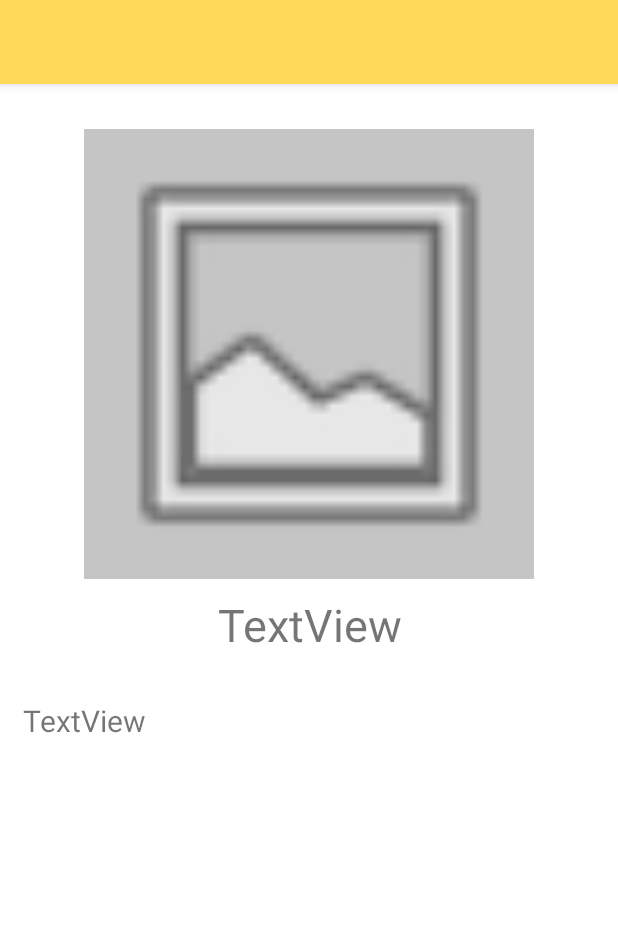
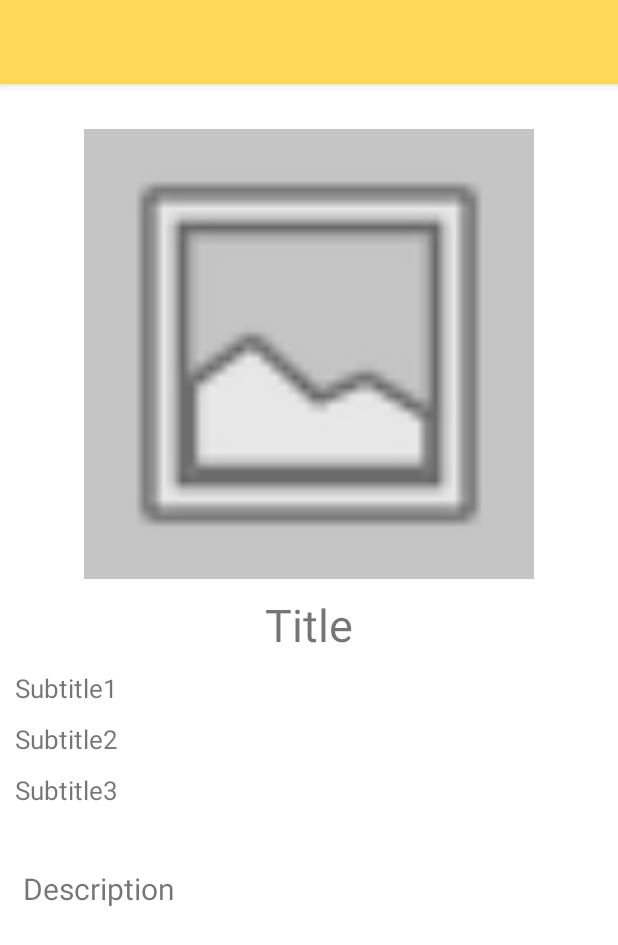
Before and after one commit to lextago/CSFair, an Android app: the layout fourth_layout.xml on its own in the app's theme, with its tools: preview values and no code run, on a phone screen of 412 x 824 dp. Shown: the top 945 px of the screen. Run offline under Robolectric (Android 15) with nearby library versions, the light colour scheme and no system bars; Roboto replaces fonts that are not available here.

Commit message:
Added progressBars, added more subtitles,

```diff
--- a/app/src/main/java/com/example/alextagocsfair/MyAdapter.java
+++ b/app/src/main/java/com/example/alextagocsfair/MyAdapter.java
@@ -62,6 +62,7 @@ public class MyAdapter extends RecyclerView.Adapter<MyAdapter.MyViewHolder>{
                 intent.putExtra("plant_link", plant_link);
                 intent.putExtra("image_url", image_url);
                 intent.putExtra("location", location);
+                intent.putExtra("common_name", common_name);
                 context.startActivity(intent);
             }
         });
--- a/app/src/main/res/layout/fourth_layout.xml
+++ b/app/src/main/res/layout/fourth_layout.xml
@@ -23,27 +23,69 @@
             android:layout_marginTop="10dp"
             android:layout_marginEnd="10dp"
             android:gravity="center_horizontal"
-            android:text="TextView"
-            android:textSize="30dp"
+            android:text="Title"
+            android:textSize="30sp"
             app:layout_constraintEnd_toEndOf="parent"
             app:layout_constraintStart_toStartOf="parent"
             app:layout_constraintTop_toBottomOf="@+id/imageView2" />
+
+        <TextView
+            android:id="@+id/textView11"
+            android:layout_width="match_parent"
+            android:layout_height="wrap_content"
+            android:layout_marginStart="10dp"
+            android:layout_marginTop="10dp"
+            android:layout_marginEnd="10dp"
+            android:text="Subtitle1"
+            android:lineSpacingExtra="3sp"
+            android:textSize="17sp"
+            app:layout_constraintEnd_toEndOf="parent"
+            app:layout_constraintStart_toStartOf="parent"
+            app:layout_constraintTop_toBottomOf="@+id/textView6" />
+
+        <TextView
+            android:id="@+id/textView10"
+            android:layout_width="match_parent"
+            android:layout_height="wrap_content"
+            android:layout_marginStart="10dp"
+            android:layout_marginTop="10dp"
+            android:layout_marginEnd="10dp"
+            android:text="Subtitle2"
+            android:lineSpacingExtra="3sp"
+            android:textSize="17sp"
+            app:layout_constraintEnd_toEndOf="parent"
+            app:layout_constraintStart_toStartOf="parent"
+            app:layout_constraintTop_toBottomOf="@+id/textView11" />
+
+        <TextView
+            android:id="@+id/textView12"
+            android:layout_width="match_parent"
+            android:layout_height="wrap_content"
+            android:layout_marginStart="10dp"
+            android:layout_marginTop="10dp"
+            android:layout_marginEnd="10dp"
+            android:text="Subtitle3"
+            android:textSize="17sp"
+            app:layout_constraintEnd_toEndOf="parent"
+            app:layout_constraintStart_toStartOf="parent"
+            app:layout_constraintTop_toBottomOf="@+id/textView10" />
 
         <TextView
             android:id="@+id/textView8"
             android:layout_width="match_parent"
             android:layout_height="wrap_content"
             android:layout_marginStart="15dp"
-            android:layout_marginTop="30dp"
+            android:layout_marginTop="40dp"
             android:layout_marginEnd="15dp"
             android:layout_marginBottom="100dp"
-            android:text="TextView"
-            android:textSize="20dp"
+            android:text="Description"
+            android:textSize="20sp"
+            android:lineSpacingExtra="7sp"
             app:layout_constraintBottom_toBottomOf="parent"
             app:layout_constraintEnd_toEndOf="parent"
             app:layout_constraintHorizontal_bias="0.0"
             app:layout_constraintStart_toStartOf="parent"
-            app:layout_constraintTop_toBottomOf="@+id/textView6"
+            app:layout_constraintTop_toBottomOf="@id/textView12"
             app:layout_constraintVertical_bias="1.0" />
 
         <ImageView
@@ -59,5 +101,19 @@
             app:layout_constraintTop_toBottomOf="@+id/toolbar"
             app:srcCompat="@android:drawable/ic_menu_gallery" />
 
+        <ProgressBar
+            android:id="@+id/progressBar2"
+            style="?android:attr/progressBarStyle"
+            android:layout_width="100dp"
+            android:layout_height="100dp"
+            android:indeterminateTint="@android:color/holo_orange_dark"
+            android:visibility="invisible"
+            app:layout_constraintBottom_toBottomOf="parent"
+            app:layout_constraintEnd_toEndOf="parent"
+            app:layout_constraintHorizontal_bias="0.5"
+            app:layout_constraintStart_toStartOf="parent"
+            app:layout_constraintTop_toTopOf="parent"
+            app:layout_constraintVertical_bias="0.5"/>
+
     </androidx.constraintlayout.widget.ConstraintLayout>
 </ScrollView>
--- a/app/src/main/res/layout/my_row.xml
+++ b/app/src/main/res/layout/my_row.xml
@@ -73,6 +73,7 @@
                 android:layout_marginEnd="195dp"
                 android:width="0dip"
                 android:text="Common Names"
+                android:lineSpacingExtra="3sp"
                 android:textColor="@color/black"
                 android:textSize="15sp"
                 app:layout_constraintEnd_toStartOf="@+id/imageView"
```
Also changed, not shown: app/src/main/java/com/example/alextagocsfair/FourthActivity.java (+41 -11 lines), app/src/main/java/com/example/alextagocsfair/ThirdActivity.java (+9 -0 lines), app/src/main/res/layout/third_layout.xml (+20 -2 lines).
